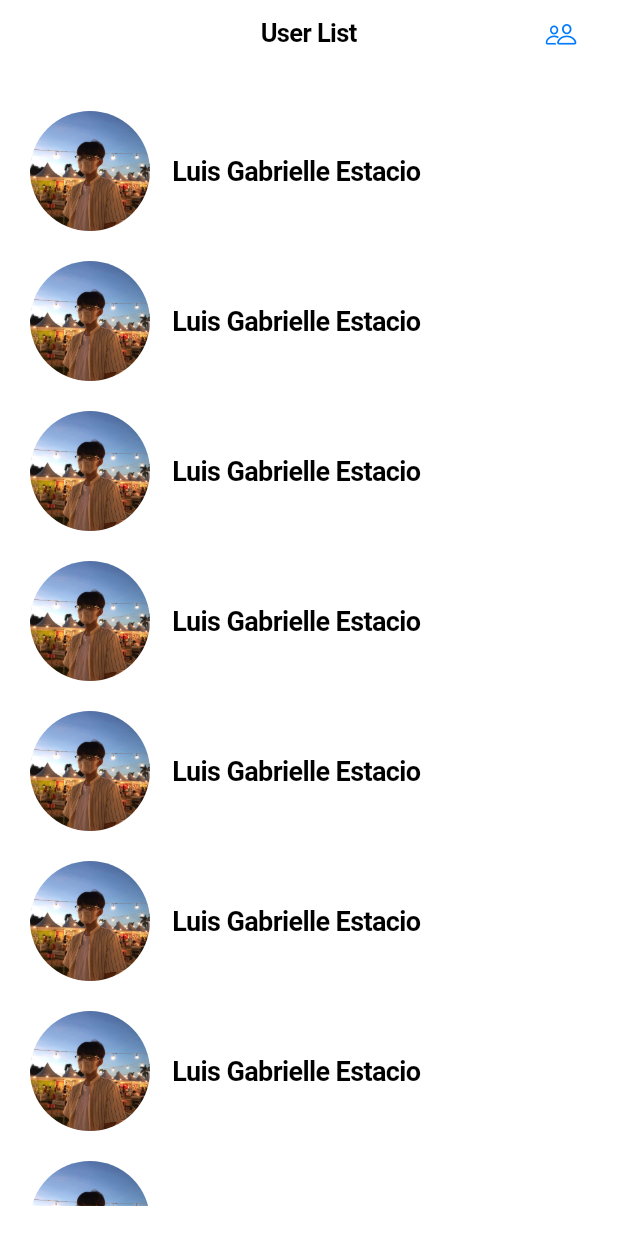
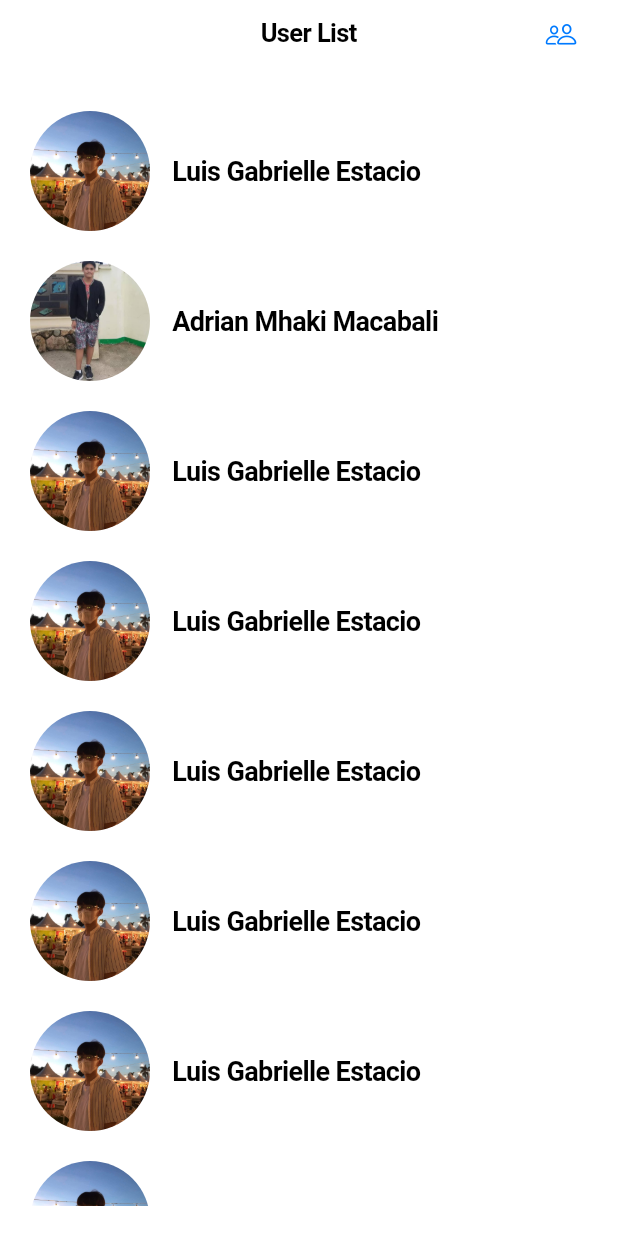
Before and after one commit to megan-esguerra/Resume_App, a Flutter app: the screen it shows after launch, on a phone screen of 412 x 824 dp. Run offline on Flutter 3.47's test engine with Material 3 defaults, Android fonts, the phone set to English and light mode, and no system bars.

Commit message:
"Commit by Adrian"

```diff
--- a/lib/main.dart
+++ b/lib/main.dart
@@ -17,7 +17,7 @@
 class MyAppState extends State<MyApp> {
   final List<Map<String, String>> users = [
     {'name': 'Luis Gabrielle Estacio', 'avatar': 'assets/images/LuisAvatar.jpg'},
-    {'name': 'Luis Gabrielle Estacio', 'avatar': 'assets/images/LuisAvatar.jpg'},
+    {'name': 'Adrian Mhaki Macabali', 'avatar': 'assets/images/AdrianAvatar.jpg'},
     {'name': 'Luis Gabrielle Estacio', 'avatar': 'assets/images/LuisAvatar.jpg'},
     {'name': 'Luis Gabrielle Estacio', 'avatar': 'assets/images/LuisAvatar.jpg'},
     {'name': 'Luis Gabrielle Estacio', 'avatar': 'assets/images/LuisAvatar.jpg'},
```
Also changed, not shown: assets/images/AdrianAvatar.jpg (added), pubspec.lock.
